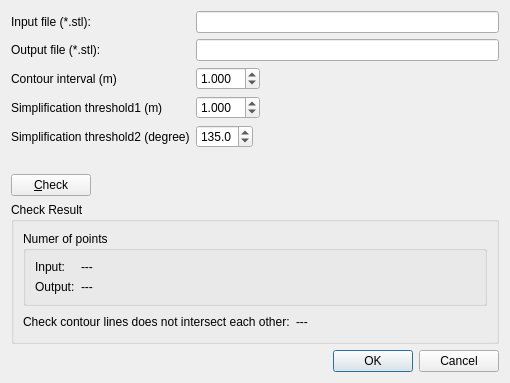
Old version of the form apps/tin_shrink_gui/tinshrinkguidialog.ui in the repository kskinoue0612/prepost-gui.
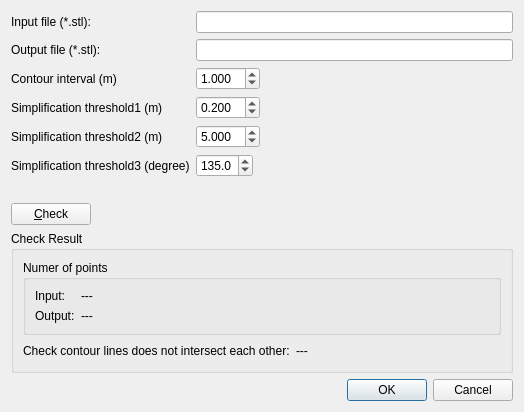
New version of the form. Icons and pictures are not drawn. Custom widgets are drawn as their Qt base class.

Diff of the .ui file:
```diff
--- a/apps/tin_shrink_gui/tinshrinkguidialog.ui
+++ b/apps/tin_shrink_gui/tinshrinkguidialog.ui
@@ -6,8 +6,8 @@
    <rect>
     <x>0</x>
     <y>0</y>
-    <width>510</width>
-    <height>367</height>
+    <width>524</width>
+    <height>390</height>
    </rect>
   </property>
   <property name="windowTitle">
@@ -95,7 +95,7 @@
           <double>0.001000000000000</double>
          </property>
          <property name="value">
-          <double>1.000000000000000</double>
+          <double>0.200000000000000</double>
          </property>
         </widget>
        </item>
@@ -117,11 +117,41 @@
      <item row="4" column="0">
       <widget class="QLabel" name="intervalLabel_3">
        <property name="text">
-        <string>Simplification threshold2 (degree)</string>
+        <string>Simplification threshold2 (m)</string>
        </property>
       </widget>
      </item>
      <item row="4" column="1">
+      <layout class="QHBoxLayout" name="horizontalLayout_7">
+       <item>
+        <widget class="QDoubleSpinBox" name="distThreshold2SpinBox">
+         <property name="decimals">
+          <number>3</number>
+         </property>
+         <property name="minimum">
+          <double>0.001000000000000</double>
+         </property>
+         <property name="value">
+          <double>5.000000000000000</double>
+         </property>
+        </widget>
+       </item>
+       <item>
+        <spacer name="horizontalSpacer_7">
+         <property name="orientation">
+          <enum>Qt::Horizontal</enum>
+         </property>
+         <property name="sizeHint" stdset="0">
+          <size>
+           <width>40</width>
+           <height>20</height>
+          </size>
+         </property>
+        </spacer>
+       </item>
+      </layout>
+     </item>
+     <item row="5" column="1">
       <layout class="QHBoxLayout" name="horizontalLayout_3">
        <item>
         <widget class="QDoubleSpinBox" name="angleThresholdSpinBox">
@@ -154,6 +184,13 @@
        </item>
       </layout>
      </item>
+     <item row="5" column="0">
+      <widget class="QLabel" name="threshold3Label">
+       <property name="text">
+        <string>Simplification threshold3 (degree)</string>
+       </property>
+      </widget>
+     </item>
     </layout>
    </item>
    <item>
```
Left out of the diff: 6 changed lines with no effect on the pictures.
